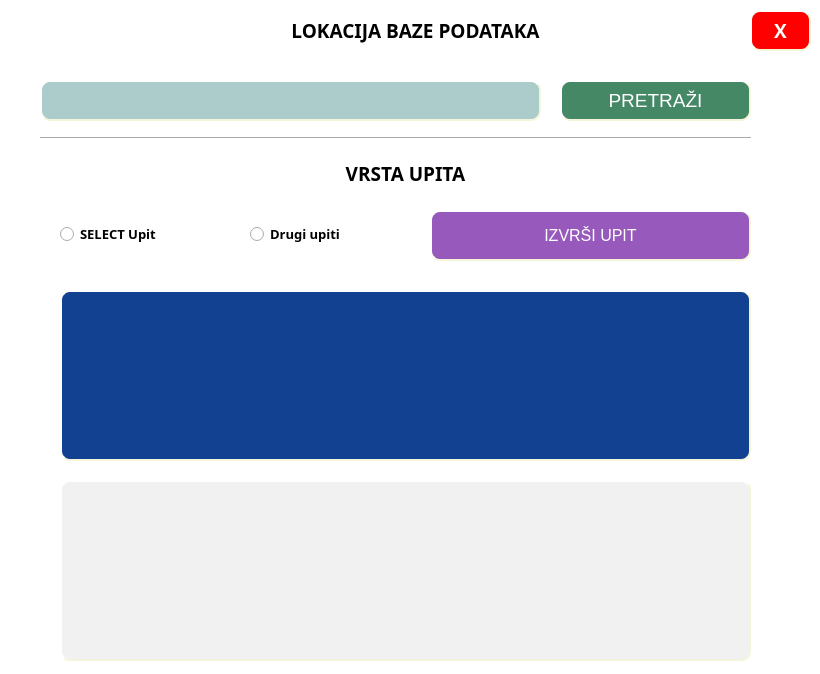
The window that home.ui (owlCoder/QueryMaterial) describes before a commit, drawn with Qt 5.
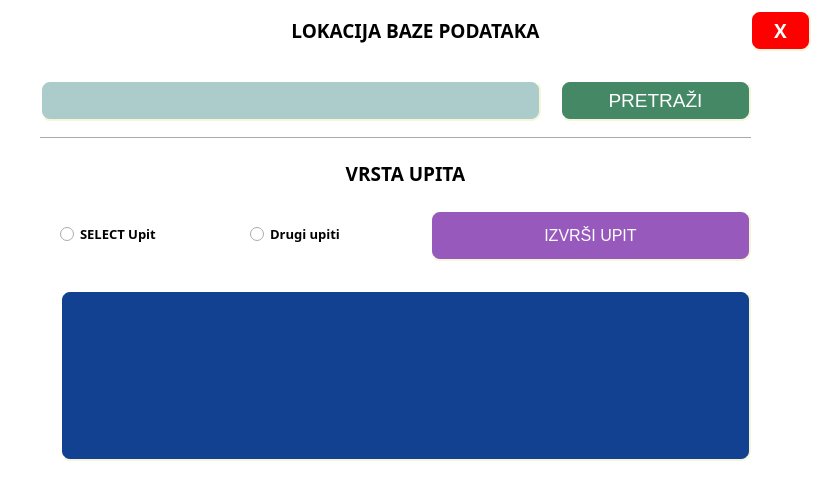
The same window after the commit.

```diff
--- a/home.ui
+++ b/home.ui
@@ -7,7 +7,7 @@
     <x>0</x>
     <y>0</y>
     <width>820</width>
-    <height>674</height>
+    <height>478</height>
    </rect>
   </property>
   <property name="windowTitle">
```
